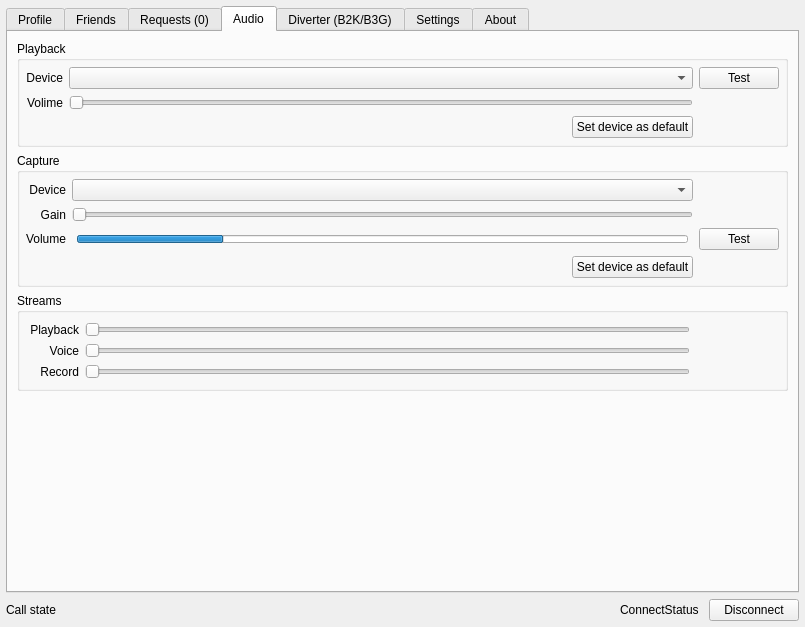
This is src/toxphone_config/widgets/main_window.ui in hkarel/ToxPhone as Qt 5 draws it before an edit. The edited form follows.
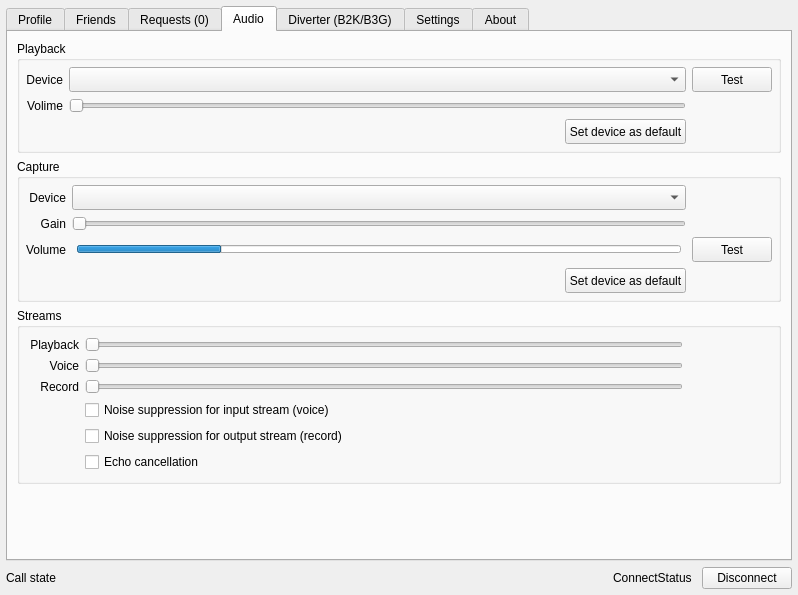
This is the edited form. The open tabs and pages were chosen to show the change.

What changed in the file:
```diff
--- a/src/toxphone_config/widgets/main_window.ui
+++ b/src/toxphone_config/widgets/main_window.ui
@@ -6,8 +6,8 @@
    <rect>
     <x>0</x>
     <y>0</y>
-    <width>805</width>
-    <height>627</height>
+    <width>798</width>
+    <height>595</height>
    </rect>
   </property>
   <property name="minimumSize">
@@ -829,13 +829,32 @@
             <layout class="QGridLayout" name="gridLayout">
              <item row="1" column="1">
               <widget class="QSlider" name="sliderAudioPlayback">
+               <property name="sizePolicy">
+                <sizepolicy hsizetype="Expanding" vsizetype="Fixed">
+                 <horstretch>0</horstretch>
+                 <verstretch>0</verstretch>
+                </sizepolicy>
+               </property>
                <property name="orientation">
                 <enum>Qt::Horizontal</enum>
                </property>
               </widget>
              </item>
              <item row="0" column="1">
-              <widget class="QComboBox" name="cboxAudioPlayback"/>
+              <widget class="QComboBox" name="cboxAudioPlayback">
+               <property name="sizePolicy">
+                <sizepolicy hsizetype="Preferred" vsizetype="Fixed">
+                 <horstretch>0</horstretch>
+                 <verstretch>0</verstretch>
+                </sizepolicy>
+               </property>
+               <property name="minimumSize">
+                <size>
+                 <width>0</width>
+                 <height>25</height>
+                </size>
+               </property>
+              </widget>
              </item>
              <item row="0" column="0">
               <widget class="QLabel" name="label_5">
@@ -860,7 +879,7 @@
              <item row="0" column="2">
               <widget class="QPushButton" name="btnPlaybackTest">
                <property name="sizePolicy">
-                <sizepolicy hsizetype="Minimum" vsizetype="Preferred">
+                <sizepolicy hsizetype="Minimum" vsizetype="Fixed">
                  <horstretch>0</horstretch>
                  <verstretch>0</verstretch>
                 </sizepolicy>
@@ -868,7 +887,7 @@
                <property name="minimumSize">
                 <size>
                  <width>80</width>
-                 <height>0</height>
+                 <height>25</height>
                 </size>
                </property>
                <property name="text">
@@ -896,6 +915,18 @@
                </item>
                <item>
                 <widget class="QPushButton" name="btnPlaybackAsDefault">
+                 <property name="sizePolicy">
+                  <sizepolicy hsizetype="Minimum" vsizetype="Preferred">
+                   <horstretch>0</horstretch>
+                   <verstretch>0</verstretch>
+                  </sizepolicy>
+                 </property>
+                 <property name="minimumSize">
+                  <size>
+                   <width>0</width>
+                   <height>25</height>
+                  </size>
+                 </property>
                  <property name="text">
                   <string>Set device as default</string>
                  </property>
@@ -940,6 +971,12 @@
              </item>
              <item row="1" column="1">
               <widget class="QSlider" name="sliderAudioRecord">
+               <property name="sizePolicy">
+                <sizepolicy hsizetype="Expanding" vsizetype="Fixed">
+                 <horstretch>0</horstretch>
+                 <verstretch>0</verstretch>
+                </sizepolicy>
+               </property>
                <property name="orientation">
                 <enum>Qt::Horizontal</enum>
                </property>
@@ -956,7 +993,20 @@
               </widget>
              </item>
              <item row="0" column="1">
-              <widget class="QComboBox" name="cboxAudioRecord"/>
+              <widget class="QComboBox" name="cboxAudioRecord">
+               <property name="sizePolicy">
+                <sizepolicy hsizetype="Preferred" vsizetype="Fixed">
+                 <horstretch>0</horstretch>
+                 <verstretch>0</verstretch>
+                </sizepolicy>
+               </property>
+               <property name="minimumSize">
+                <size>
+                 <width>0</width>
+                 <height>25</height>
+                </size>
+               </property>
+              </widget>
              </item>
              <item row="2" column="0">
               <widget class="QLabel" name="label_9">
@@ -970,10 +1020,16 @@
              </item>
              <item row="2" column="2">
               <widget class="QPushButton" name="btnRecordTest">
+               <property name="sizePolicy">
+                <sizepolicy hsizetype="Minimum" vsizetype="Fixed">
+                 <horstretch>0</horstretch>
+                 <verstretch>0</verstretch>
+                </sizepolicy>
+               </property>
                <property name="minimumSize">
                 <size>
                  <width>80</width>
-                 <height>0</height>
+                 <height>25</height>
                 </size>
                </property>
                <property name="text">
@@ -1065,6 +1121,12 @@
                </item>
                <item>
                 <widget class="QPushButton" name="btnRecordAsDefault">
+                 <property name="minimumSize">
+                  <size>
+                   <width>0</width>
+                   <height>25</height>
+                  </size>
+                 </property>
                  <property name="text">
                   <string>Set device as default</string>
                  </property>
@@ -1146,6 +1208,27 @@
                </property>
               </widget>
              </item>
+             <item row="4" column="1">
+              <widget class="QCheckBox" name="chkNoiseRecord">
+               <property name="text">
+                <string>Noise suppression for output stream (record)</string>
+               </property>
+              </widget>
+             </item>
+             <item row="3" column="1">
+              <widget class="QCheckBox" name="chkNoiseVolume">
+               <property name="text">
+                <string>Noise suppression for input stream (voice)</string>
+               </property>
+              </widget>
+             </item>
+             <item row="5" column="1">
+              <widget class="QCheckBox" name="chkEchoCancel">
+               <property name="text">
+                <string>Echo cancellation</string>
+               </property>
+              </widget>
+             </item>
             </layout>
            </item>
           </layout>
```
Left out of the diff: 4 changed lines with no effect on the pictures.
